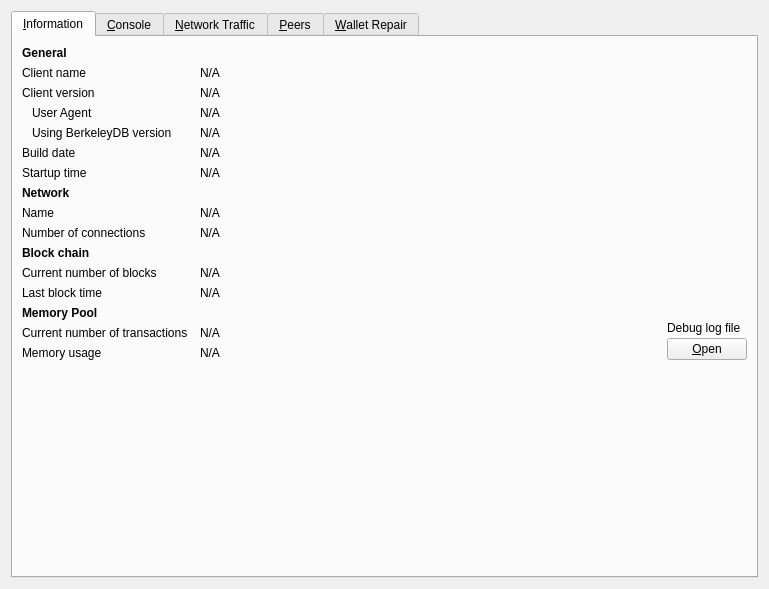
First picture: the form in src/qt/forms/rpcconsole.ui, repository duality-solutions/Sequence, before the edit.
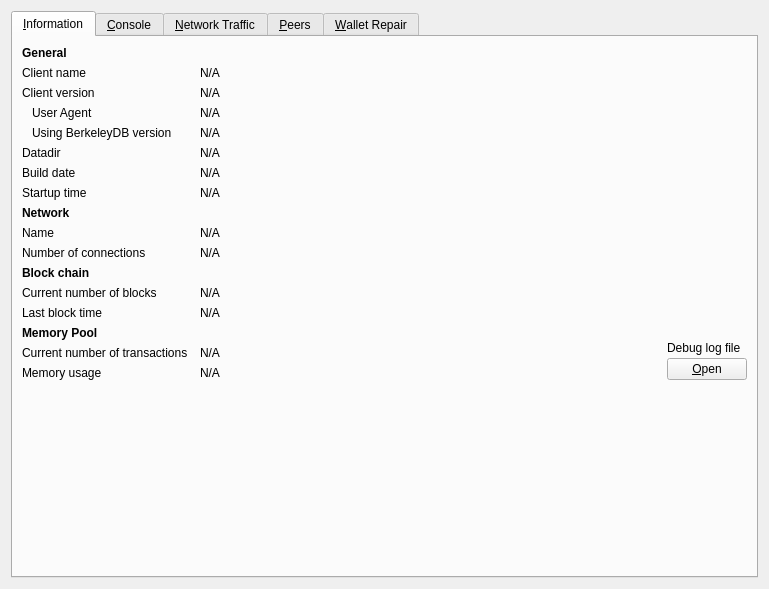
Second picture: the form after the edit. The open tabs and pages were chosen to show the change. Icons and pictures are not drawn. Custom widgets are drawn as their Qt base class.

Commit message: [Qt] Add Datadir to the Information tool tab

Patch:
```diff
--- a/src/qt/forms/rpcconsole.ui
+++ b/src/qt/forms/rpcconsole.ui
@@ -143,13 +143,39 @@
         </widget>
        </item>
        <item row="5" column="0">
+        <widget class="QLabel" name="label_05">
+         <property name="text">
+          <string>Datadir</string>
+         </property>
+        </widget>
+       </item>
+       <item row="5" column="1" colspan="2">
+        <widget class="QLabel" name="dataDir">
+         <property name="cursor">
+          <cursorShape>IBeamCursor</cursorShape>
+         </property>
+         <property name="text">
+          <string>N/A</string>
+         </property>
+         <property name="textFormat">
+          <enum>Qt::PlainText</enum>
+         </property>
+         <property name="wordWrap">
+          <bool>true</bool>
+         </property>
+         <property name="textInteractionFlags">
+          <set>Qt::LinksAccessibleByMouse|Qt::TextSelectableByKeyboard|Qt::TextSelectableByMouse</set>
+         </property>
+        </widget>
+       </item>
+       <item row="6" column="0">
         <widget class="QLabel" name="label_12">
          <property name="text">
           <string>Build date</string>
          </property>
         </widget>
        </item>
-       <item row="5" column="1" colspan="2">
+       <item row="6" column="1" colspan="2">
         <widget class="QLabel" name="buildDate">
          <property name="cursor">
           <cursorShape>IBeamCursor</cursorShape>
@@ -165,14 +191,14 @@
          </property>
         </widget>
        </item>
-       <item row="6" column="0">
+       <item row="7" column="0">
         <widget class="QLabel" name="label_13">
          <property name="text">
           <string>Startup time</string>
          </property>
         </widget>
        </item>
-       <item row="6" column="1" colspan="2">
+       <item row="7" column="1" colspan="2">
         <widget class="QLabel" name="startupTime">
          <property name="cursor">
           <cursorShape>IBeamCursor</cursorShape>
@@ -188,7 +214,7 @@
          </property>
         </widget>
        </item>
-       <item row="7" column="0">
+       <item row="8" column="0">
         <widget class="QLabel" name="labelNetwork">
          <property name="font">
           <font>
@@ -201,14 +227,14 @@
          </property>
         </widget>
        </item>
-       <item row="8" column="0">
+       <item row="9" column="0">
         <widget class="QLabel" name="label_8">
          <property name="text">
           <string>Name</string>
          </property>
         </widget>
        </item>
-       <item row="8" column="1" colspan="2">
+       <item row="9" column="1" colspan="2">
         <widget class="QLabel" name="networkName">
          <property name="cursor">
           <cursorShape>IBeamCursor</cursorShape>
@@ -224,14 +250,14 @@
          </property>
         </widget>
        </item>
-       <item row="9" column="0">
+       <item row="10" column="0">
         <widget class="QLabel" name="label_7">
          <property name="text">
           <string>Number of connections</string>
          </property>
         </widget>
        </item>
-       <item row="9" column="1" colspan="2">
+       <item row="10" column="1" colspan="2">
         <widget class="QLabel" name="numberOfConnections">
          <property name="cursor">
           <cursorShape>IBeamCursor</cursorShape>
```
The commit also changes 3 other files.
